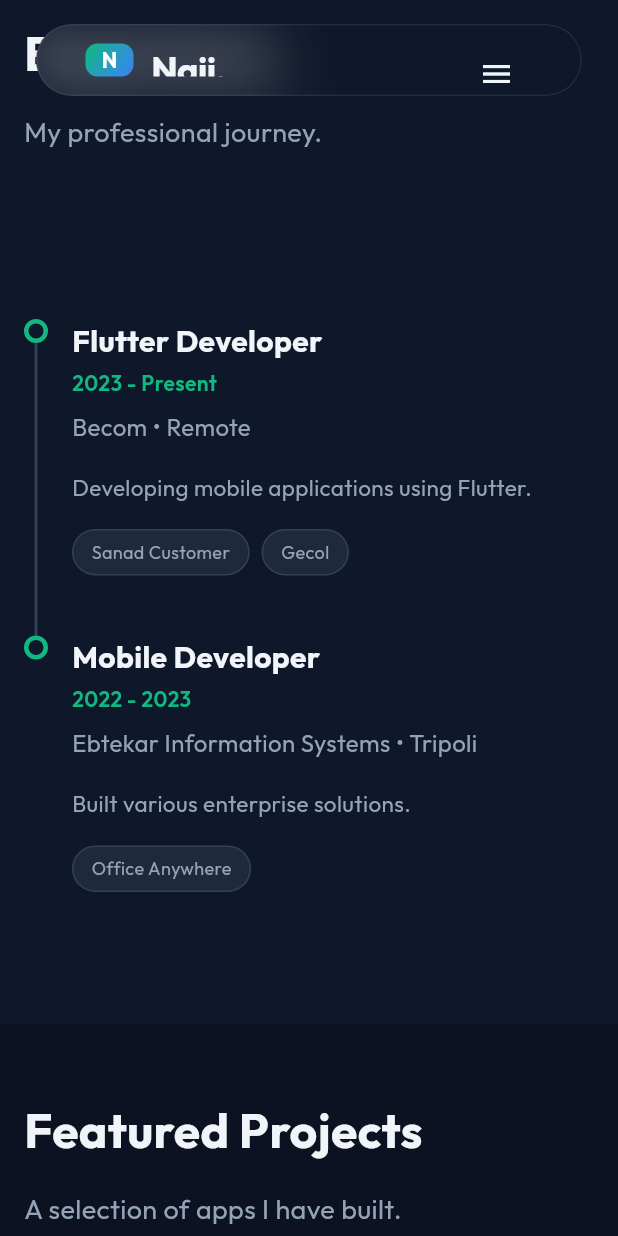
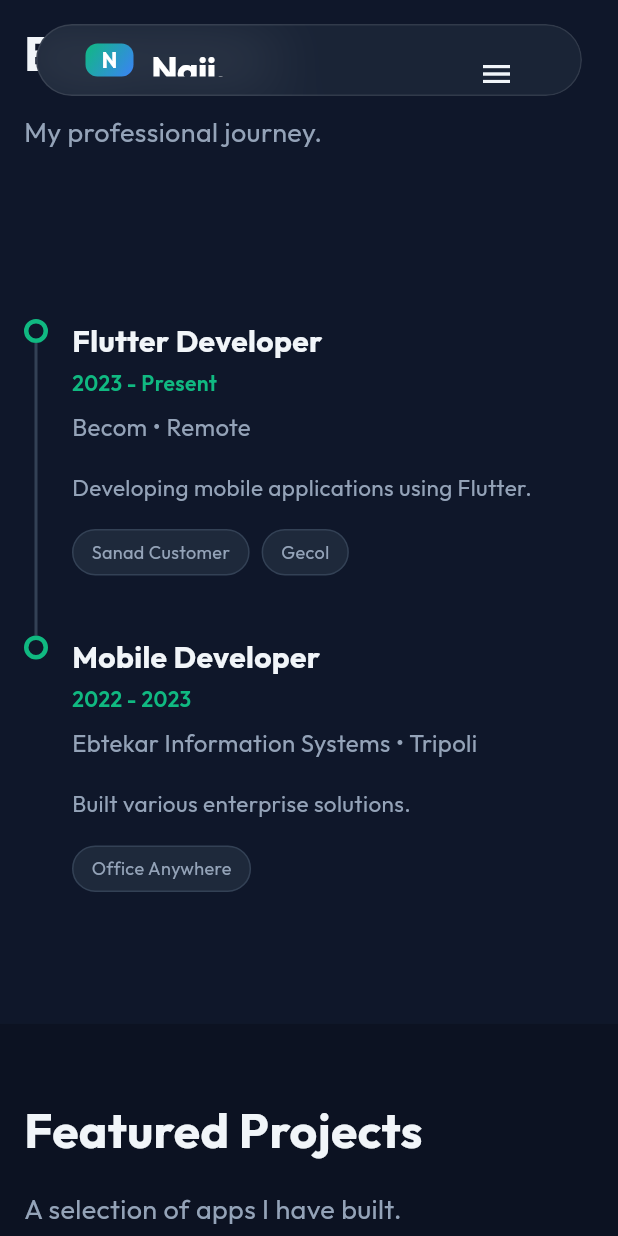
Before and after one commit to najiezzeldien/naji_portfolio, a Flutter app: the screen it shows after launch, scrolled down 1152 dp, on a phone screen of 412 x 824 dp. Run offline on Flutter 3.47's test engine with Material 3 defaults, Android fonts, the phone set to English and light mode, and no system bars; our stand-ins replace flutter_riverpod, font_awesome_flutter, go_router, google_fonts, responsive_framework.

Commit message:
style: Update shell screen glass box opacity, colors, and text styles.

```diff
--- a/lib/src/features/shell/presentation/shell_screen.dart
+++ b/lib/src/features/shell/presentation/shell_screen.dart
@@ -37,11 +37,11 @@ class _AppNavBar extends ConsumerWidget {
         constraints: const BoxConstraints(maxWidth: 1400),
         padding: const EdgeInsets.symmetric(horizontal: 24, vertical: 16),
         child: GlassBox(
-          opacity: 0.1,
+          opacity: 0.7,
           blur: 20,
-          color: AppColors.background,
+          color: AppColors.surface,
           borderRadius: BorderRadius.circular(50),
-          border: Border.all(color: Colors.white.withValues(alpha: 0.08)),
+          border: Border.all(color: Colors.white.withValues(alpha: 0.1)),
           child: Padding(
             padding: const EdgeInsets.symmetric(horizontal: 32, vertical: 12),
             child: Row(
@@ -72,7 +72,7 @@ class _AppNavBar extends ConsumerWidget {
                       style: TextStyle(
                         fontSize: 24,
                         fontWeight: FontWeight.bold,
-                        color: AppColors.textPrimary,
+                        color: Colors.white,
                         letterSpacing: -0.5,
                       ),
                     ),
@@ -157,8 +157,8 @@ class _NavBarItemState extends State<_NavBarItem> {
           child: Text(
             widget.title,
             style: TextStyle(
-              color: _isHovered ? AppColors.primary : AppColors.textPrimary,
-              fontWeight: FontWeight.w500,
+              color: _isHovered ? AppColors.primary : Colors.white,
+              fontWeight: FontWeight.w600,
               fontSize: 15,
             ),
           ),
```
